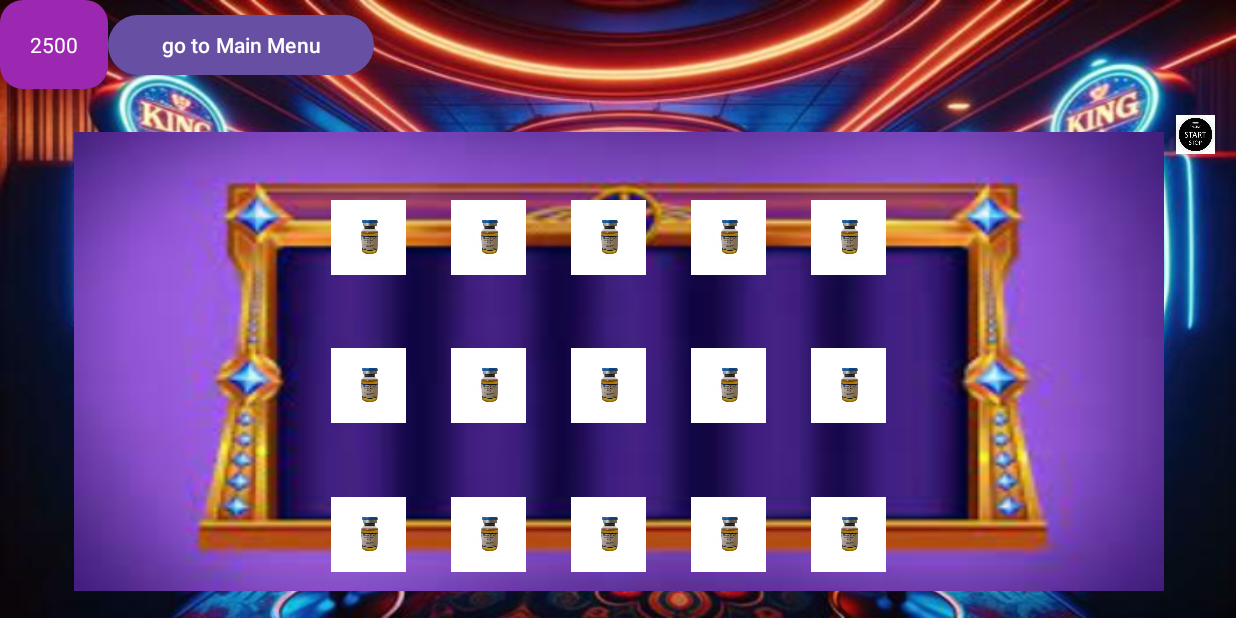
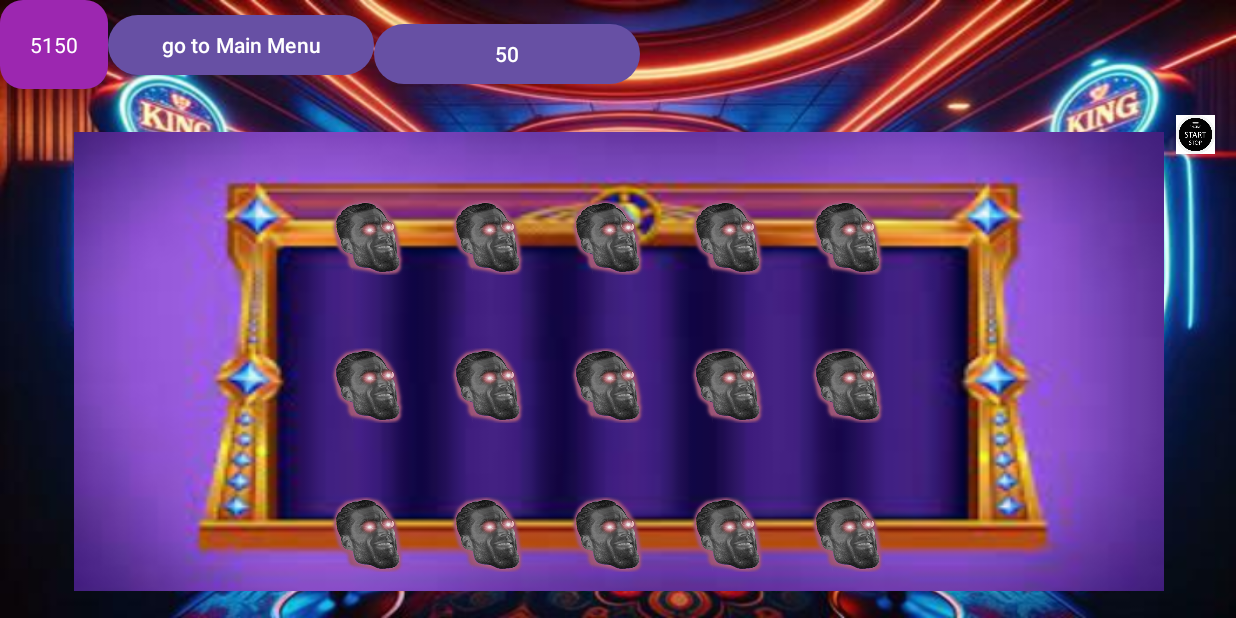
Before and after one commit to Andrei6700/Slots-at-GymBro-aka-Vericu-, an Android app: the GamblingActivity screen opened directly, with no data from a screen before it, after a tap on an icon or button, on a phone screen of 824 x 412 dp (held sideways). Run offline under Robolectric (Android 15) with nearby library versions, the phone set to English and light mode, and no system bars.

Commit message:
resolving overlapping images

```diff
--- a/app/src/main/java/com/example/pacanele/FoundsStore.java
+++ b/app/src/main/java/com/example/pacanele/FoundsStore.java
@@ -1,5 +1,5 @@
 package com.example.pacanele;
 
 public class FoundsStore {
-    public static int SCORE = 1000;
+    public static int SCORE = 50;
 }
--- a/app/src/main/java/com/example/pacanele/GamblingActivity.java
+++ b/app/src/main/java/com/example/pacanele/GamblingActivity.java
@@ -17,7 +17,7 @@
 
 public class GamblingActivity extends AppCompatActivity implements IEventEnd {
     private Button btnGoToMainMenu;
-    ImageView btn_stop,btn_start;
+    ImageView btn_start;
     ImageScrolling image,image2,image3,image4, image5,image6, image7, image8, image9, image10, image11, image12, image13, image14, image15;
     TextView txt_score;
     int count_done = 0;
@@ -38,7 +38,6 @@
 
         setRequestedOrientation(ActivityInfo.SCREEN_ORIENTATION_LANDSCAPE);
 
-        btn_stop = (ImageView) findViewById(R.id.btn_stop);
         btn_start = (ImageView) findViewById(R.id.btn_start);
 
         image = (ImageScrolling) findViewById(R.id.image);
@@ -84,8 +83,7 @@
             public void onClick(View view) {
                 if (FoundsStore.SCORE>= 50) //50 is min price to roll
                 {
-                    btn_start.setVisibility(View.GONE);
-                    btn_stop.setVisibility(View.VISIBLE);
+                    btn_start.setVisibility(View.VISIBLE);
 
                     image.setValueRandom(new Random().nextInt(8),  //because we have 6 image so we will random 6
                             new Random().nextInt((15 - 5) + 1) + 5); // here we will random from range 5 to 15 for rotate count
@@ -129,26 +127,94 @@
         if (count_done < 2) //if still slot has been rolling
             count_done++;
         else {
-            btn_stop.setVisibility(View.GONE);
             btn_start.setVisibility(View.VISIBLE);
 
             count_done = 0; // restart
 
-            //calculate result
-            if (image.getValue() == image2.getValue()  && image2.getValue() == image3.getValue()) {
+// Payline
+            if ((image.getValue() == image2.getValue() && image2.getValue() == image3.getValue() &&
+                    image3.getValue() == image4.getValue() && image4.getValue() == image5.getValue())) {
                 Toast.makeText(this, "You win big prize", Toast.LENGTH_SHORT).show();
+                FoundsStore.SCORE += 1020;
+                txt_score.setText(String.valueOf(FoundsStore.SCORE));
+            }
+
+// Payline
+            else if ((image6.getValue() == image7.getValue() && image7.getValue() == image8.getValue() &&
+                    image8.getValue() == image9.getValue() && image9.getValue() == image10.getValue())) {
+                Toast.makeText(this, "You win big prize", Toast.LENGTH_SHORT).show();
+                FoundsStore.SCORE += 1020;
+                txt_score.setText(String.valueOf(FoundsStore.SCORE));
+            }
+
+// Payline
+            else if ((image11.getValue() == image12.getValue() && image12.getValue() == image13.getValue() &&
+                    image13.getValue() == image14.getValue() && image14.getValue() == image15.getValue())) {
+                Toast.makeText(this, "You win big prize", Toast.LENGTH_SHORT).show();
+                FoundsStore.SCORE += 1020;
+                txt_score.setText(String.valueOf(FoundsStore.SCORE));
+            }
+
+// Payline
+            else if ((image.getValue() == image7.getValue() && image7.getValue() == image13.getValue() &&
+                    image13.getValue() == image9.getValue() && image9.getValue() == image5.getValue())) {
+                Toast.makeText(this, "You win small prize", Toast.LENGTH_SHORT).show();
                 FoundsStore.SCORE += 300;
                 txt_score.setText(String.valueOf(FoundsStore.SCORE));
-            } else if (image.getValue() == image2.getValue() ||
-                    image2.getValue() == image3.getValue() ||
-                    image.getValue() == image3.getValue()) {
+            }
+
+// Payline
+            else if ((image3.getValue() == image7.getValue() && image7.getValue() == image9.getValue() &&
+                    image9.getValue() == image11.getValue() && image11.getValue() == image13.getValue())) {
                 Toast.makeText(this, "You win small prize", Toast.LENGTH_SHORT).show();
-                FoundsStore.SCORE += 100;
+                FoundsStore.SCORE += 300;
                 txt_score.setText(String.valueOf(FoundsStore.SCORE));
+            }
 
-            } else {
-                Toast.makeText(this, "You win nothing ", Toast.LENGTH_SHORT).show();
-                FoundsStore.SCORE -= 100;
+// Payline
+            else if ((image.getValue() == image6.getValue() && image6.getValue() == image11.getValue() &&
+                    image11.getValue() == image10.getValue() && image10.getValue() == image15.getValue())) {
+                Toast.makeText(this, "You win big prize", Toast.LENGTH_SHORT).show();
+                FoundsStore.SCORE += 1020;
+                txt_score.setText(String.valueOf(FoundsStore.SCORE));
+            }
+
+// Payline
+            else if ((image2.getValue() == image7.getValue() && image7.getValue() == image12.getValue() &&
+                    image12.getValue() == image9.getValue() && image9.getValue() == image4.getValue())) {
+                Toast.makeText(this, "You win big prize", Toast.LENGTH_SHORT).show();
+                FoundsStore.SCORE += 1020;
+                txt_score.setText(String.valueOf(FoundsStore.SCORE));
+            }
+
+// Payline
+            else if ((image3.getValue() == image8.getValue() && image8.getValue() == image13.getValue() &&
+                    image13.getValue() == image10.getValue() && image10.getValue() == image5.getValue())) {
+                Toast.makeText(this, "You win big prize", Toast.LENGTH_SHORT).show();
+                FoundsStore.SCORE += 1020;
+                txt_score.setText(String.valueOf(FoundsStore.SCORE));
+            }
+
+// Payline
+            else if ((image.getValue() == image7.getValue() && image7.getValue() == image13.getValue() &&
+                    image13.getValue() == image10.getValue() && image10.getValue() == image5.getValue())) {
+                Toast.makeText(this, "You win big prize", Toast.LENGTH_SHORT).show();
+                FoundsStore.SCORE += 1020;
+                txt_score.setText(String.valueOf(FoundsStore.SCORE));
+            }
+
+// Payline
+            else if ((image3.getValue() == image7.getValue() && image7.getValue() == image13.getValue() &&
+                    image13.getValue() == image10.getValue() && image10.getValue() == image5.getValue())) {
+                Toast.makeText(this, "You win big prize", Toast.LENGTH_SHORT).show();
+                FoundsStore.SCORE += 1020;
+                txt_score.setText(String.valueOf(FoundsStore.SCORE));
+            }
+
+// Payline
+            else {
+                Toast.makeText(this, "You win nothing", Toast.LENGTH_SHORT).show();
+                FoundsStore.SCORE -= 50;
                 txt_score.setText(String.valueOf(FoundsStore.SCORE));
             }
         }
--- a/app/src/main/java/com/example/pacanele/ImageScrolling/ImageScrolling.java
+++ b/app/src/main/java/com/example/pacanele/ImageScrolling/ImageScrolling.java
@@ -4,6 +4,7 @@
 import android.content.Context;
 import android.util.AttributeSet;
 import android.view.LayoutInflater;
+import android.view.View;
 import android.widget.FrameLayout;
 import android.widget.ImageView;
 
@@ -37,45 +38,51 @@
         next_image.setTranslationY(getHeight());
     }
 
-    public void setValueRandom(int image, int rotate_count) {
+    public void setValueRandom(final int image, int rotate_count) {
+        current_image.setVisibility(View.VISIBLE);
+        current_image.setTranslationY(0);
+        next_image.setTranslationY(next_image.getHeight());
+
+        // Start animation for current_image to scroll up
         current_image.animate().translationY(-getHeight()).setDuration(ANIMATION_DUR).start();
-        next_image.setTranslationY(next_image.getHeight());
+
+        // Start animation for next_image to appear from bottom
         next_image.animate().translationY(0)
                 .setDuration(ANIMATION_DUR)
                 .setListener(new Animator.AnimatorListener() {
                     @Override
-                    public void onAnimationStart(Animator animator) {
-
-                    }
+                    public void onAnimationStart(Animator animator) {}
 
                     @Override
                     public void onAnimationEnd(Animator animator) {
-                        setImage(current_image, old_value % 8); // because we have 6 image, so we will mod for 6
+                        // Set image for current_image based on old_value modulo 6
+                        setImage(current_image, old_value % 6);
+
+                        // Reset translations of both current_image and next_image
                         current_image.setTranslationY(0);
+                        next_image.setTranslationY(next_image.getHeight());
+
+                        // If old_value is not equal to rotate_count, continue rolling
                         if (old_value != rotate_count) {
-                            //if old_value still not equal roatate count, we will still roll
                             setValueRandom(image, rotate_count);
                             old_value++;
-                        } else  // if roatate is reached
-                        {
+                        } else {
+                            // If rotation count is reached, set image for next_image and trigger eventEnd
                             last_result = 0;
                             old_value = 0;
                             setImage(next_image, image);
-                            eventEnd.eventEnd(image % 8, rotate_count);
+                            eventEnd.eventEnd(image % 6, rotate_count);
                         }
                     }
 
                     @Override
-                    public void onAnimationCancel(Animator animator) {
-
-                    }
+                    public void onAnimationCancel(Animator animator) {}
 
                     @Override
-                    public void onAnimationRepeat(Animator animator) {
-
-                    }
+                    public void onAnimationRepeat(Animator animator) {}
                 });
     }
+
 
     private void setImage(ImageView image_view, int value) {
         if (value == SlotMachineSymbols.samsulek)
@@ -105,7 +112,7 @@
             return Integer.parseInt(next_image.getTag().toString());
         } else {
             // Handle in cas if  next_image it s null
-            return -1; // or any other appropriate default value
+            return -1;
         }
     }
 }
--- a/app/src/main/res/layout/activity_gambling.xml
+++ b/app/src/main/res/layout/activity_gambling.xml
@@ -7,8 +7,8 @@
     tools:context=".MainActivity">
 
     <LinearLayout
-        android:layout_width="286dp"
-        android:layout_height="70dp">
+        android:layout_width="545dp"
+        android:layout_height="72dp">
 
         <TextView
             android:id="@+id/txt_score"
@@ -24,6 +24,13 @@
             android:layout_width="177dp"
             android:layout_height="wrap_content"
             android:text="go to Main Menu" />
+
+        <Button
+            android:id="@+id/bet"
+            android:layout_width="177dp"
+            android:layout_height="wrap_content"
+            android:layout_gravity="center"
+            android:text="50" />
     </LinearLayout>
 
     <FrameLayout
@@ -158,15 +165,4 @@
         android:layout_toRightOf="@+id/frame_bar"
         android:src="@drawable/start" />
 
-    <ImageView
-        android:id="@+id/btn_stop"
-        android:layout_width="26dp"
-        android:layout_height="79dp"
-        android:layout_alignParentBottom="true"
-        android:layout_marginLeft="-40dp"
-        android:layout_marginBottom="40dp"
-        android:layout_toRightOf="@+id/frame_bar"
-        android:visibility="gone"
-        android:src="@drawable/stop" />
-
 </RelativeLayout>
```
